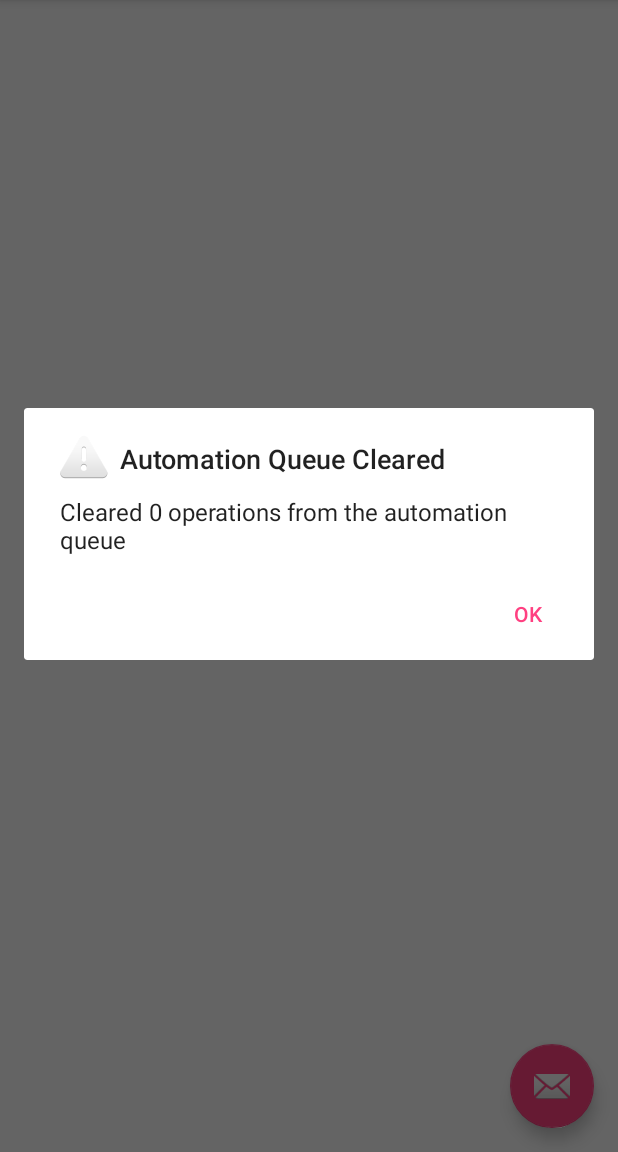
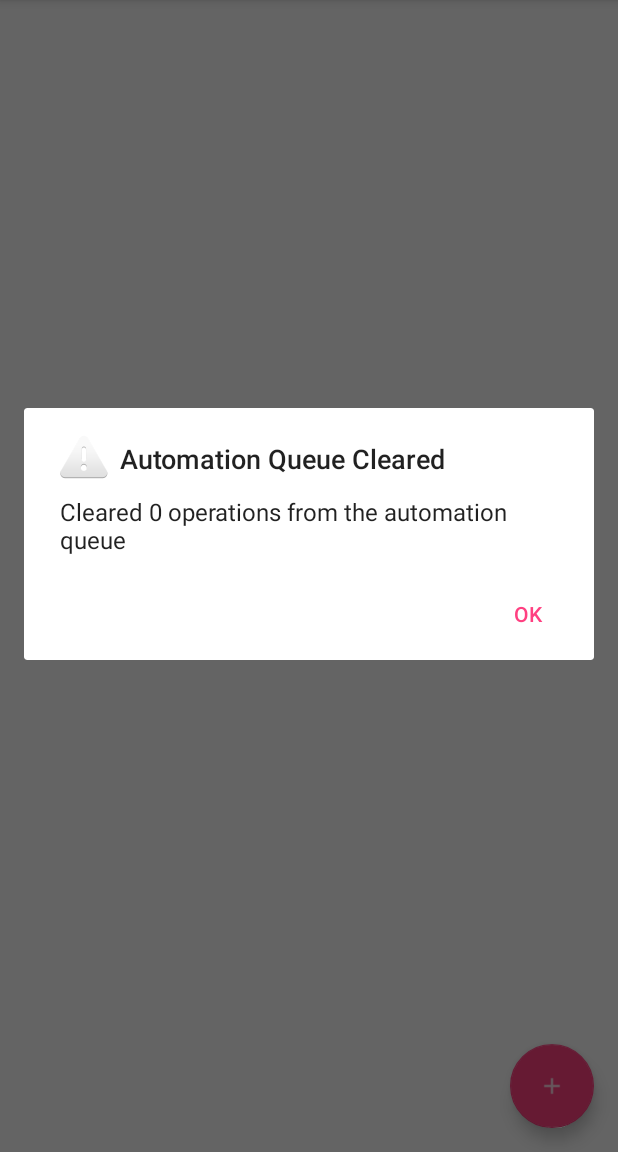
Before and after one commit to tobyli/Sugilite_development, an Android app: the screen it shows after launch (MainActivity), in the options menu, after a tap on "Clear Automation Queue", on a phone screen of 412 x 824 dp, the part 84-1236 px from its top. Run offline under Robolectric (Android 15) with nearby library versions, the phone set to English and light mode, and no system bars.

Commit message:
create new script from the main activity

```diff
--- a/app/src/main/java/edu/cmu/hcii/sugilite/MainActivity.java
+++ b/app/src/main/java/edu/cmu/hcii/sugilite/MainActivity.java
@@ -3,14 +3,20 @@ package edu.cmu.hcii.sugilite;
 import android.app.AlertDialog;
 import android.content.DialogInterface;
 import android.content.Intent;
+import android.content.SharedPreferences;
 import android.os.Bundle;
+import android.preference.PreferenceManager;
+import android.preference.SwitchPreference;
 import android.support.design.widget.FloatingActionButton;
 import android.support.design.widget.Snackbar;
 import android.support.v7.app.AppCompatActivity;
 import android.support.v7.widget.Toolbar;
+import android.view.MotionEvent;
 import android.view.View;
 import android.view.Menu;
 import android.view.MenuItem;
+import android.widget.EditText;
+import android.widget.ImageView;
 import android.widget.LinearLayout;
 import android.widget.TextView;
 import android.widget.Toast;
@@ -19,22 +25,51 @@ import edu.cmu.hcii.sugilite.model.block.SugiliteStartingBlock;
 
 public class MainActivity extends AppCompatActivity {
     private SugiliteData sugiliteData;
+    private SharedPreferences sharedPreferences;
 
     @Override
     protected void onCreate(Bundle savedInstanceState) {
         super.onCreate(savedInstanceState);
         setContentView(R.layout.activity_main);
         Toolbar toolbar = (Toolbar) findViewById(R.id.toolbar);
+        View addButton = findViewById(R.id.addButton);
+        sharedPreferences = PreferenceManager.getDefaultSharedPreferences(this);
+        addButton.setOnClickListener(new View.OnClickListener() {
+            @Override
+            public void onClick(final View v) {
+                AlertDialog.Builder builder = new AlertDialog.Builder(v.getContext());
+                final EditText scriptName = new EditText(v.getContext());
+                scriptName.setText("New Script");
+                scriptName.setSelectAllOnFocus(true);
+                builder.setMessage("Specify the name for your new script")
+                        .setView(scriptName)
+                        .setPositiveButton("Start Recording", new DialogInterface.OnClickListener() {
+                            @Override
+                            public void onClick(DialogInterface dialog, int which) {
+                                if (scriptName != null && scriptName.getText().toString().length() > 0) {
+                                    SharedPreferences.Editor editor = sharedPreferences.edit();
+                                    editor.putString("scriptName", scriptName.getText().toString());
+                                    editor.putBoolean("recording_in_process", true);
+                                    editor.commit();
+                                    Toast.makeText(v.getContext(), "Changed script name to " + sharedPreferences.getString("scriptName", "NULL"), Toast.LENGTH_SHORT).show();
+                                }
+                            }
+                        })
+                        .setNegativeButton("Cancel", new DialogInterface.OnClickListener() {
+                            @Override
+                            public void onClick(DialogInterface dialog, int which) {
+                                //do nothing
+                            }
+                        })
+                        .setTitle("New Script");
+                AlertDialog dialog = builder.create();
+                dialog.show();
+            }
+        });
+
         setSupportActionBar(toolbar);
 
-        FloatingActionButton fab = (FloatingActionButton) findViewById(R.id.fab);
-        fab.setOnClickListener(new View.OnClickListener() {
-            @Override
-            public void onClick(View view) {
-                Snackbar.make(view, "Replace with your own action", Snackbar.LENGTH_LONG)
-                        .setAction("Action", null).show();
-            }
-        });
+
         LinearLayout listOfScripts = (LinearLayout)findViewById(R.id.listOfScripts);
         sugiliteData = (SugiliteData)getApplication();
         if(sugiliteData.getScriptHead() != null){
--- a/app/src/main/java/edu/cmu/hcii/sugilite/ScriptDetailActivity.java
+++ b/app/src/main/java/edu/cmu/hcii/sugilite/ScriptDetailActivity.java
@@ -54,6 +54,8 @@ public class ScriptDetailActivity extends AppCompatActivity {
                 .setMessage("Are you sure you want to run this script?")
                 .setPositiveButton("Run", new DialogInterface.OnClickListener() {
                     public void onClick(DialogInterface dialog, int which) {
+                        //clear the queue first before adding new instructions
+                        sugiliteData.clearInstructionQueue();
                         addItemsToInstructionQueue(traverseBlock((SugiliteStartingBlock)sugiliteData.getScriptHead()));
                         SharedPreferences.Editor prefEditor = sharedPreferences.edit();
                         prefEditor.putBoolean("recording_in_process", false);
--- a/app/src/main/java/edu/cmu/hcii/sugilite/SettingsActivity.java
+++ b/app/src/main/java/edu/cmu/hcii/sugilite/SettingsActivity.java
@@ -141,13 +141,15 @@ public class SettingsActivity extends AppCompatPreferenceActivity {
                     AlertDialog dialog = builder.create();
                     dialog.show();
 
-
                 }
 
             }
             return true;
         }
     };
+    public void onRecordinginProgressSwitchChecked(){
+
+    }
 
     /**
      * A preference value change listener that updates the preference's summary
--- a/app/src/main/java/edu/cmu/hcii/sugilite/SugiliteAccessibilityService.java
+++ b/app/src/main/java/edu/cmu/hcii/sugilite/SugiliteAccessibilityService.java
@@ -89,8 +89,9 @@ public class SugiliteAccessibilityService extends AccessibilityService {
         if (sharedPreferences.getBoolean("tracking_in_process", false)) {
             //background tracking in progress
         }
-
-        boolean retVal = automator.handleLiveEvent(this.getRootInActiveWindow(), getApplicationContext());
+        boolean retVal = false;
+        if(sugiliteData.getInstructionQueueSize() > 0)
+            retVal = automator.handleLiveEvent(this.getRootInActiveWindow(), getApplicationContext());
 
     }
 
--- a/app/src/main/res/layout/activity_main.xml
+++ b/app/src/main/res/layout/activity_main.xml
@@ -11,15 +11,15 @@
 
         <android.support.v7.widget.Toolbar android:id="@+id/toolbar"
             android:layout_width="match_parent" android:layout_height="?attr/actionBarSize"
-            android:background="?attr/colorPrimary" app:popupTheme="@style/AppTheme.PopupOverlay" />
+            android:background="?attr/colorPrimary" app:popupTheme="@style/AppTheme.PopupOverlay"></android.support.v7.widget.Toolbar>>
 
     </android.support.design.widget.AppBarLayout>
 
     <include layout="@layout/content_main" />
 
-    <android.support.design.widget.FloatingActionButton android:id="@+id/fab"
+    <android.support.design.widget.FloatingActionButton android:id="@+id/addButton"
         android:layout_width="wrap_content" android:layout_height="wrap_content"
         android:layout_gravity="bottom|end" android:layout_margin="@dimen/fab_margin"
-        android:src="@android:drawable/ic_dialog_email" />
+        android:src="@drawable/ic_action_add" />
 
 </android.support.design.widget.CoordinatorLayout>
```
Also changed, not shown: app/src/main/ic_launcher-web.png (added), app/src/main/res/drawable-hdpi/ic_action_add.png (added), app/src/main/res/drawable-mdpi/ic_action_add.png (added), app/src/main/res/drawable-xhdpi/ic_action_add.png (added), app/src/main/res/drawable-xxhdpi/ic_action_add.png (added), app/src/main/res/mipmap-hdpi/ic_launcher.png, app/src/main/res/mipmap-mdpi/ic_launcher.png, app/src/main/res/mipmap-xhdpi/ic_launcher.png, app/src/main/res/mipmap-xxhdpi/ic_launcher.png, app/src/main/res/mipmap-xxxhdpi/ic_launcher.png.
